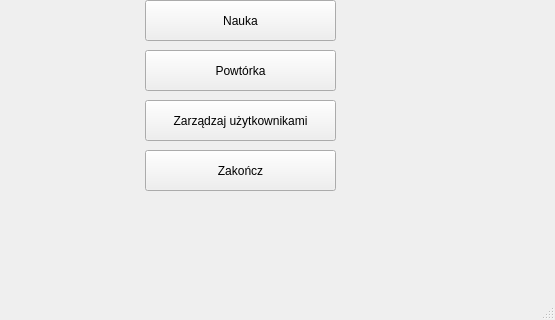
Qt form fiszkimainwindow.ui (DarkRaven255/Fiszki) before a commit; both pictures show x 85 to 640 and y 160 to 480 of the 640 by 480 pixel window.
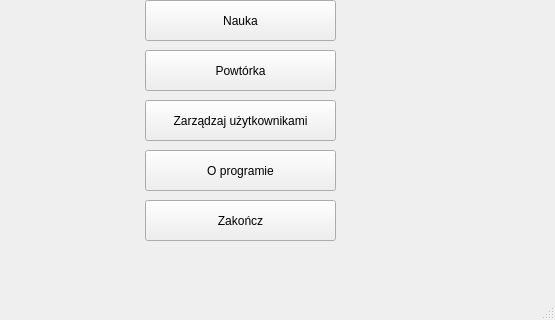
The same form after that commit. The open tabs and pages were chosen to show the change.

```diff
--- a/fiszkimainwindow.ui
+++ b/fiszkimainwindow.ui
@@ -123,7 +123,7 @@
       <property name="geometry">
        <rect>
         <x>240</x>
-        <y>310</y>
+        <y>360</y>
         <width>191</width>
         <height>41</height>
        </rect>
@@ -145,6 +145,19 @@
        <string>Nauka</string>
       </property>
      </widget>
+     <widget class="QPushButton" name="aboutBtn">
+      <property name="geometry">
+       <rect>
+        <x>240</x>
+        <y>310</y>
+        <width>191</width>
+        <height>41</height>
+       </rect>
+      </property>
+      <property name="text">
+       <string>O programie</string>
+      </property>
+     </widget>
     </widget>
     <widget class="QWidget" name="learn">
      <widget class="QTextBrowser" name="questionEnTextBrowser">
```
Left out of the diff: 12 changed lines with no effect on the pictures.
